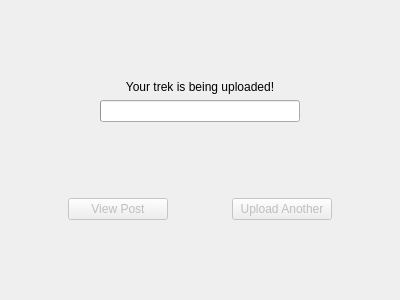
cjwhome/go3treksQt, file uploadwidget.ui: the form before one commit.
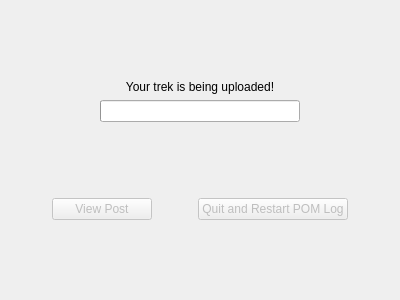
The form after the commit.

What changed in the file:
```diff
--- a/uploadwidget.ui
+++ b/uploadwidget.ui
@@ -128,7 +128,7 @@
         </size>
        </property>
        <property name="text">
-        <string>Upload Another</string>
+        <string>Quit and Restart POM Log</string>
        </property>
       </widget>
      </item>
```
Left out of the diff: 4 changed lines with no effect on the pictures.
